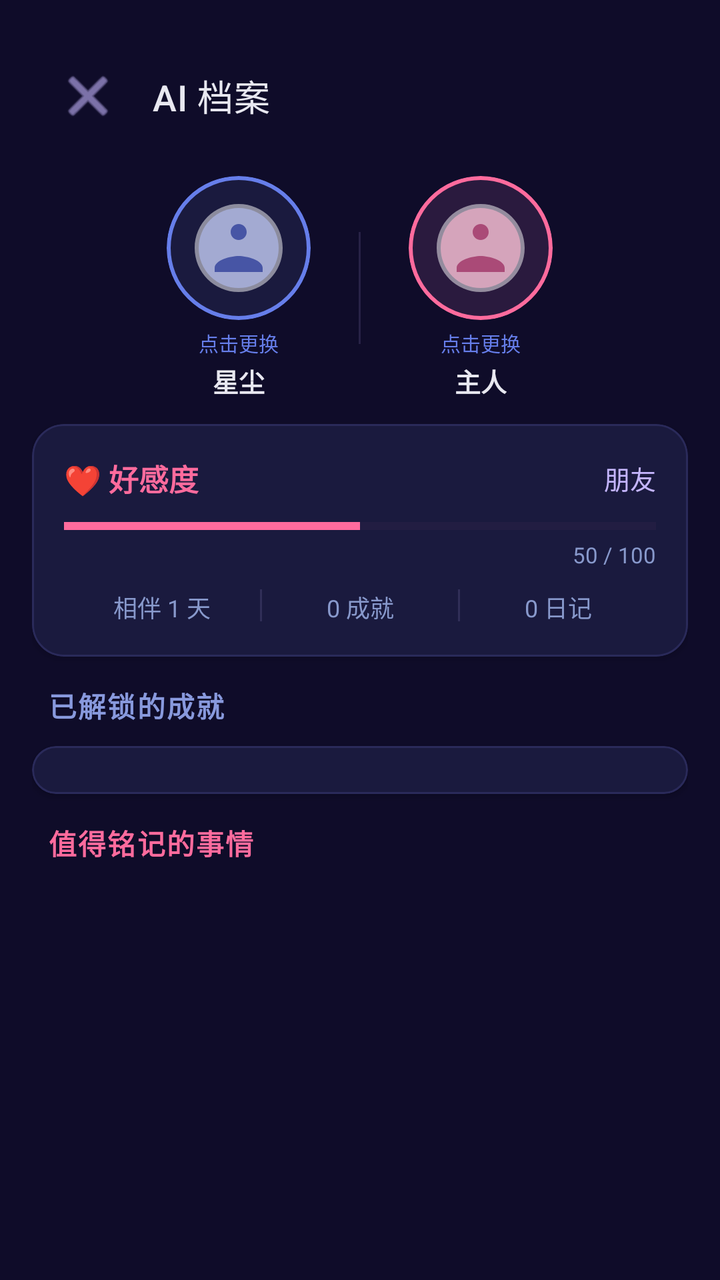
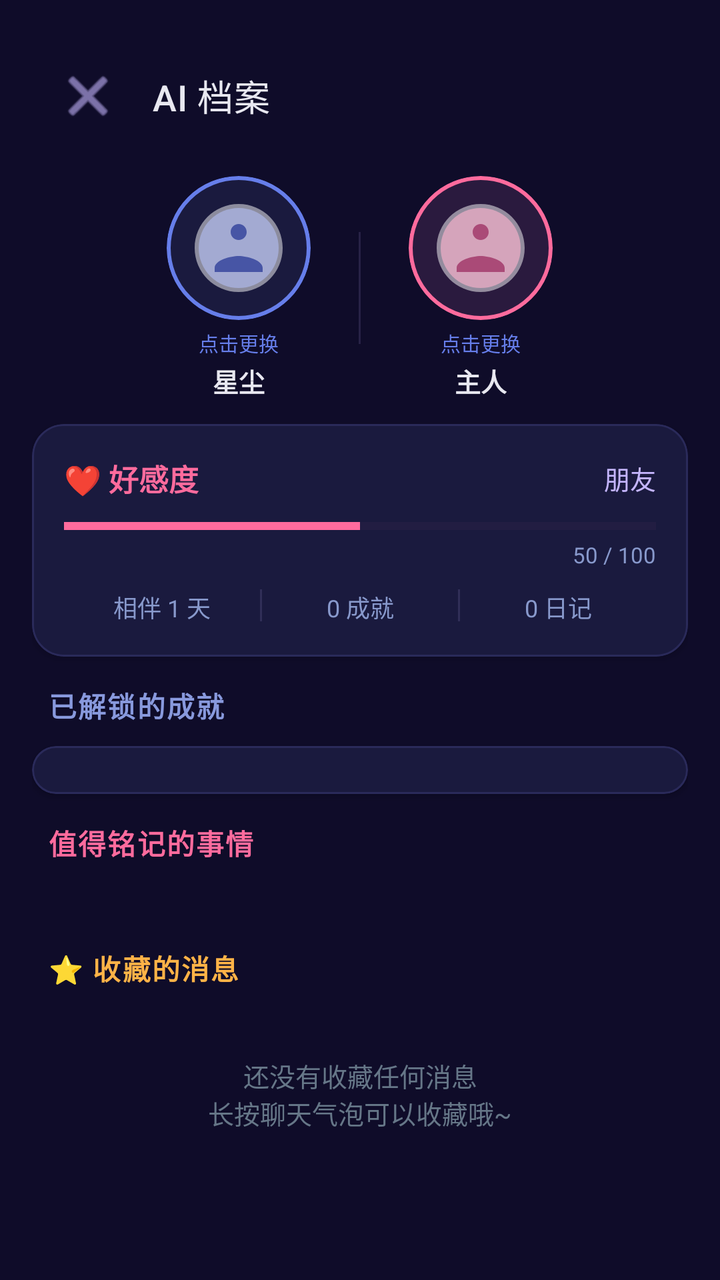

Screens rendered from an Android XML layout before and after an edit, with the pre-edit source and the edit as a unified diff.
<!-- AndroidManifest.xml: application theme Theme.Companion -->
<!-- res/layout/activity_profile.xml -->
<?xml version="1.0" encoding="utf-8"?>
<ScrollView xmlns:android="http://schemas.android.com/apk/res/android"
    xmlns:app="http://schemas.android.com/apk/res-auto"
    android:layout_width="match_parent"
    android:layout_height="match_parent"
    android:background="#0f0c29"
    android:fillViewport="true">

    <LinearLayout
        android:layout_width="match_parent"
        android:layout_height="wrap_content"
        android:orientation="vertical"
        android:padding="16dp">

        <com.google.android.material.appbar.MaterialToolbar
            android:id="@+id/toolbar"
            android:layout_width="match_parent"
            android:layout_height="?attr/actionBarSize"
            android:background="#00ffffff"
            android:elevation="0dp"
            app:title="AI 档案"
            app:titleTextColor="#e8e8f0"
            app:titleTextAppearance="@style/ToolbarTitleStyle"
            app:navigationIcon="@android:drawable/ic_menu_close_clear_cancel"
            app:navigationIconTint="#c4b5fd"
            android:layout_marginBottom="8dp" />

        <LinearLayout
            android:layout_width="match_parent"
            android:layout_height="wrap_content"
            android:orientation="horizontal"
            android:gravity="center"
            android:layout_marginBottom="12dp">

            <LinearLayout
                android:layout_width="wrap_content"
                android:layout_height="wrap_content"
                android:orientation="vertical"
                android:gravity="center"
                android:layout_marginEnd="24dp">

                <com.google.android.material.card.MaterialCardView
                    android:layout_width="72dp"
                    android:layout_height="72dp"
                    app:cardCornerRadius="36dp"
                    app:cardElevation="0dp"
                    app:cardBackgroundColor="#1a1a3e"
                    app:strokeWidth="2dp"
                    app:strokeColor="#667eea">

                    <ImageView
                        android:id="@+id/iv_ai_avatar"
                        android:layout_width="match_parent"
                        android:layout_height="match_parent"
                        android:scaleType="centerCrop"
                        android:src="@drawable/ic_avatar_default_ai"
                        android:contentDescription="AI头像" />
                </com.google.android.material.card.MaterialCardView>

                <TextView
                    android:layout_width="wrap_content"
                    android:layout_height="wrap_content"
                    android:text="点击更换"
                    android:textSize="10sp"
                    android:textColor="#667eea"
                    android:layout_marginTop="4dp" />

                <TextView
                    android:id="@+id/tv_ai_name_profile"
                    android:layout_width="wrap_content"
                    android:layout_height="wrap_content"
                    android:text="星尘"
                    android:textSize="13sp"
                    android:textColor="#e8e8f0"
                    android:textStyle="bold"
                    android:layout_marginTop="2dp" />
            </LinearLayout>

            <View
                android:layout_width="1dp"
                android:layout_height="56dp"
                android:background="#22c4b5fd" />

            <LinearLayout
                android:layout_width="wrap_content"
                android:layout_height="wrap_content"
                android:orientation="vertical"
                android:gravity="center"
                android:layout_marginStart="24dp">

                <com.google.android.material.card.MaterialCardView
                    android:layout_width="72dp"
                    android:layout_height="72dp"
                    app:cardCornerRadius="36dp"
                    app:cardElevation="0dp"
                    app:cardBackgroundColor="#1a1a3e"
                    app:strokeWidth="2dp"
                    app:strokeColor="#ff6b9d">

                    <ImageView
                        android:id="@+id/iv_user_avatar"
                        android:layout_width="match_parent"
                        android:layout_height="match_parent"
                        android:scaleType="centerCrop"
                        android:src="@drawable/ic_avatar_default_user"
                        android:contentDescription="用户头像" />
                </com.google.android.material.card.MaterialCardView>

                <TextView
                    android:layout_width="wrap_content"
                    android:layout_height="wrap_content"
                    android:text="点击更换"
                    android:textSize="10sp"
                    android:textColor="#667eea"
                    android:layout_marginTop="4dp" />

                <TextView
                    android:id="@+id/tv_user_name_profile"
                    android:layout_width="wrap_content"
                    android:layout_height="wrap_content"
                    android:text="主人"
                    android:textSize="13sp"
                    android:textColor="#e8e8f0"
                    android:textStyle="bold"
                    android:layout_marginTop="2dp" />
            </LinearLayout>
        </LinearLayout>

        <com.google.android.material.card.MaterialCardView
            android:layout_width="match_parent"
            android:layout_height="wrap_content"
            android:layout_marginBottom="14dp"
            app:cardBackgroundColor="#1a1a3e"
            app:cardCornerRadius="16dp"
            app:cardElevation="2dp"
            app:strokeWidth="1dp"
            app:strokeColor="#2a2a5a">

            <LinearLayout
                android:layout_width="match_parent"
                android:layout_height="wrap_content"
                android:orientation="vertical"
                android:padding="16dp">

                <LinearLayout
                    android:layout_width="match_parent"
                    android:layout_height="wrap_content"
                    android:orientation="horizontal"
                    android:gravity="center_vertical">

                    <TextView
                        android:layout_width="wrap_content"
                        android:layout_height="wrap_content"
                        android:text="❤ 好感度"
                        android:textSize="15sp"
                        android:textStyle="bold"
                        android:textColor="#ff6b9d" />

                    <View
                        android:layout_width="0dp"
                        android:layout_height="0dp"
                        android:layout_weight="1" />

                    <TextView
                        android:id="@+id/tv_affection_title"
                        android:layout_width="wrap_content"
                        android:layout_height="wrap_content"
                        android:text="朋友"
                        android:textSize="13sp"
                        android:textColor="#c4b5fd" />
                </LinearLayout>

                <ProgressBar
                    android:id="@+id/progress_affection_profile"
                    style="?android:attr/progressBarStyleHorizontal"
                    android:layout_width="match_parent"
                    android:layout_height="10dp"
                    android:layout_marginTop="8dp"
                    android:max="100"
                    android:progress="50"
                    android:progressTint="#ff6b9d"
                    android:progressBackgroundTint="#22ff6b9d" />

                <TextView
                    android:id="@+id/tv_affection_value"
                    android:layout_width="match_parent"
                    android:layout_height="wrap_content"
                    android:text="50 / 100"
                    android:textSize="11sp"
                    android:textColor="#8899cc"
                    android:gravity="end"
                    android:layout_marginTop="2dp" />

                <LinearLayout
                    android:layout_width="match_parent"
                    android:layout_height="wrap_content"
                    android:orientation="horizontal"
                    android:layout_marginTop="10dp">

                    <TextView
                        android:id="@+id/tv_days_count"
                        android:layout_width="0dp"
                        android:layout_height="wrap_content"
                        android:layout_weight="1"
                        android:text="相伴 1 天"
                        android:textSize="12sp"
                        android:textColor="#8899cc"
                        android:gravity="center" />

                    <View
                        android:layout_width="1dp"
                        android:layout_height="16dp"
                        android:background="#22c4b5fd" />

                    <TextView
                        android:id="@+id/tv_ach_count"
                        android:layout_width="0dp"
                        android:layout_height="wrap_content"
                        android:layout_weight="1"
                        android:text="0 成就"
                        android:textSize="12sp"
                        android:textColor="#8899cc"
                        android:gravity="center" />

                    <View
                        android:layout_width="1dp"
                        android:layout_height="16dp"
                        android:background="#22c4b5fd" />

                    <TextView
                        android:id="@+id/tv_diary_count"
                        android:layout_width="0dp"
                        android:layout_height="wrap_content"
                        android:layout_weight="1"
                        android:text="0 日记"
                        android:textSize="12sp"
                        android:textColor="#8899cc"
                        android:gravity="center" />
                </LinearLayout>
            </LinearLayout>
        </com.google.android.material.card.MaterialCardView>

        <TextView
            android:layout_width="match_parent"
            android:layout_height="wrap_content"
            android:text="  已解锁的成就"
            android:textSize="14sp"
            android:textStyle="bold"
            android:textColor="#8899dd"
            android:letterSpacing="0.05"
            android:layout_marginBottom="10dp" />

        <com.google.android.material.card.MaterialCardView
            android:layout_width="match_parent"
            android:layout_height="wrap_content"
            android:layout_marginBottom="14dp"
            app:cardBackgroundColor="#1a1a3e"
            app:cardCornerRadius="16dp"
            app:cardElevation="2dp"
            app:strokeWidth="1dp"
            app:strokeColor="#2a2a5a">

            <androidx.recyclerview.widget.RecyclerView
                android:id="@+id/recycler_achievements"
                android:layout_width="match_parent"
                android:layout_height="wrap_content"
                android:padding="12dp"
                android:nestedScrollingEnabled="false" />
        </com.google.android.material.card.MaterialCardView>

        <TextView
            android:layout_width="match_parent"
            android:layout_height="wrap_content"
            android:text="  值得铭记的事情"
            android:textSize="14sp"
            android:textStyle="bold"
            android:textColor="#ff6b9d"
            android:letterSpacing="0.05"
            android:layout_marginBottom="10dp" />

        <TextView
            android:id="@+id/tv_moments_empty"
            android:layout_width="match_parent"
            android:layout_height="wrap_content"
            android:text="AI 正在了解你...\n多聊聊天，AI会记住关于你的珍贵瞬间"
            android:textSize="13sp"
            android:textColor="#667788"
            android:gravity="center"
            android:padding="24dp"
            android:visibility="gone" />

        <LinearLayout
            android:id="@+id/container_moments"
            android:layout_width="match_parent"
            android:layout_height="wrap_content"
            android:orientation="vertical" />

        <View
            android:layout_width="match_parent"
            android:layout_height="32dp" />
    </LinearLayout>
</ScrollView>
<!-- resources referenced by this layout -->
<resources>
  <!-- drawable ic_avatar_default_ai (drawable) -->
  <vector xmlns:android="http://schemas.android.com/apk/res/android"
      android:width="72dp"
      android:height="72dp"
      android:viewportWidth="72"
      android:viewportHeight="72">
      <path
          android:fillColor="#1a1a3e"
          android:pathData="M0,0h72v72h-72z" />
      <path
          android:fillColor="#667eea"
          android:pathData="M36,36m-20,0a20,20 0,1 1,40 0a20,20 0,1 1,-40 0"
          android:fillAlpha="0.6" />
      <path
          android:fillColor="#FFFFFF"
          android:pathData="M36,14c-12.15,0 -22,9.85 -22,22s9.85,22 22,22 22,-9.85 22,-22 -9.85,-22 -22,-22ZM36,24c2.21,0 4,1.79 4,4s-1.79,4 -4,4 -4,-1.79 -4,-4 1.79,-4 4,-4ZM48,48H24v-2c0,-4 8,-6 12,-6s12,2 12,6v2Z"
          android:fillAlpha="0.5" />
  </vector>
  <!-- drawable ic_avatar_default_user (drawable) -->
  <vector xmlns:android="http://schemas.android.com/apk/res/android"
      android:width="72dp"
      android:height="72dp"
      android:viewportWidth="72"
      android:viewportHeight="72">
      <path
          android:fillColor="#2a1a3e"
          android:pathData="M0,0h72v72h-72z" />
      <path
          android:fillColor="#ff6b9d"
          android:pathData="M36,36m-20,0a20,20 0,1 1,40 0a20,20 0,1 1,-40 0"
          android:fillAlpha="0.6" />
      <path
          android:fillColor="#FFFFFF"
          android:pathData="M36,14c-12.15,0 -22,9.85 -22,22s9.85,22 22,22 22,-9.85 22,-22 -9.85,-22 -22,-22ZM36,24c2.21,0 4,1.79 4,4s-1.79,4 -4,4 -4,-1.79 -4,-4 1.79,-4 4,-4ZM48,48H24v-2c0,-4 8,-6 12,-6s12,2 12,6v2Z"
          android:fillAlpha="0.5" />
  </vector>
  <style name="ToolbarTitleStyle" parent="TextAppearance.Material3.TitleMedium">
          <item name="android:textSize">18sp</item>
          <item name="android:textColor">#ffffff</item>
          <item name="android:fontFamily">sans-serif-medium</item>
          <item name="android:letterSpacing">0.02</item>
      </style>
  <style name="Theme.Companion" parent="Theme.Material3.DayNight.NoActionBar">
          <item name="colorPrimary">@color/accent_blue</item>
          <item name="colorPrimaryVariant">@color/purple_700</item>
          <item name="colorOnPrimary">@color/white</item>
          <item name="colorSecondary">@color/accent_cyan</item>
          <item name="colorSecondaryVariant">@color/teal_700</item>
          <item name="colorSurface">@color/surface_dark</item>
          <item name="colorOnSurface">@color/text_primary</item>
          <item name="android:statusBarColor">@color/bg_start</item>
          <item name="android:navigationBarColor">@color/bg_start</item>
          <item name="android:windowBackground">@color/bg_start</item>
  
          <item name="android:activityOpenEnterAnimation">@anim/slide_in_right</item>
          <item name="android:activityOpenExitAnimation">@anim/fade_out</item>
          <item name="android:activityCloseEnterAnimation">@anim/fade_in</item>
          <item name="android:activityCloseExitAnimation">@anim/slide_out_left</item>
  
          <item name="android:windowEnterTransition">@android:transition/fade</item>
          <item name="android:windowExitTransition">@android:transition/fade</item>
      </style>
  <color name="accent_blue">#667eea</color>
  <color name="purple_700">#FF3700B3</color>
  <color name="white">#FFFFFFFF</color>
  <color name="accent_cyan">#64ffda</color>
  <color name="teal_700">#FF018786</color>
  <color name="surface_dark">#1a1a30</color>
  <color name="text_primary">#e8e8f0</color>
  <color name="bg_start">#0f0c29</color>
</resources>

<!-- the commit's change to res/layout/activity_profile.xml (unified diff, before → after) -->
@@ -298,5 +298,37 @@
         <View
             android:layout_width="match_parent"
             android:layout_height="32dp" />
+
+        <TextView
+            android:layout_width="match_parent"
+            android:layout_height="wrap_content"
+            android:text="  ⭐ 收藏的消息"
+            android:textSize="14sp"
+            android:textStyle="bold"
+            android:textColor="#ffb347"
+            android:letterSpacing="0.05"
+            android:layout_marginBottom="10dp" />
+
+        <TextView
+            android:id="@+id/tv_favorites_empty"
+            android:layout_width="match_parent"
+            android:layout_height="wrap_content"
+            android:text="还没有收藏任何消息\n长按聊天气泡可以收藏哦~"
+            android:textSize="13sp"
+            android:textColor="#667788"
+            android:gravity="center"
+            android:padding="24dp"
+            android:visibility="visible" />
+
+        <LinearLayout
+            android:id="@+id/container_favorites"
+            android:layout_width="match_parent"
+            android:layout_height="wrap_content"
+            android:orientation="vertical"
+            android:visibility="gone" />
+
+        <View
+            android:layout_width="match_parent"
+            android:layout_height="32dp" />
     </LinearLayout>
 </ScrollView>
